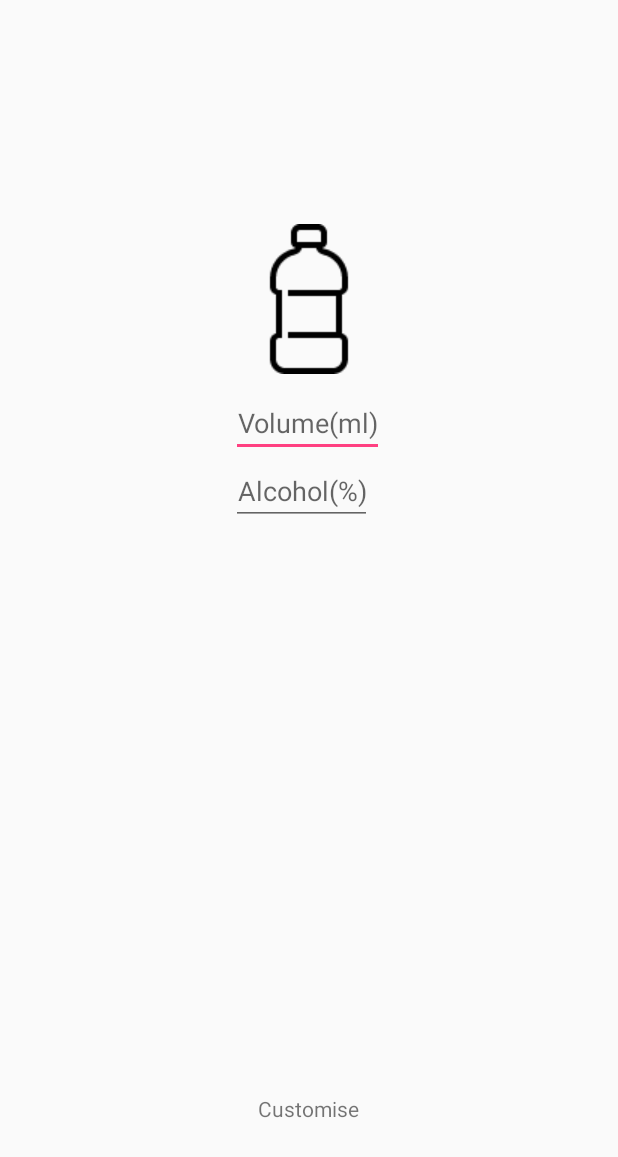
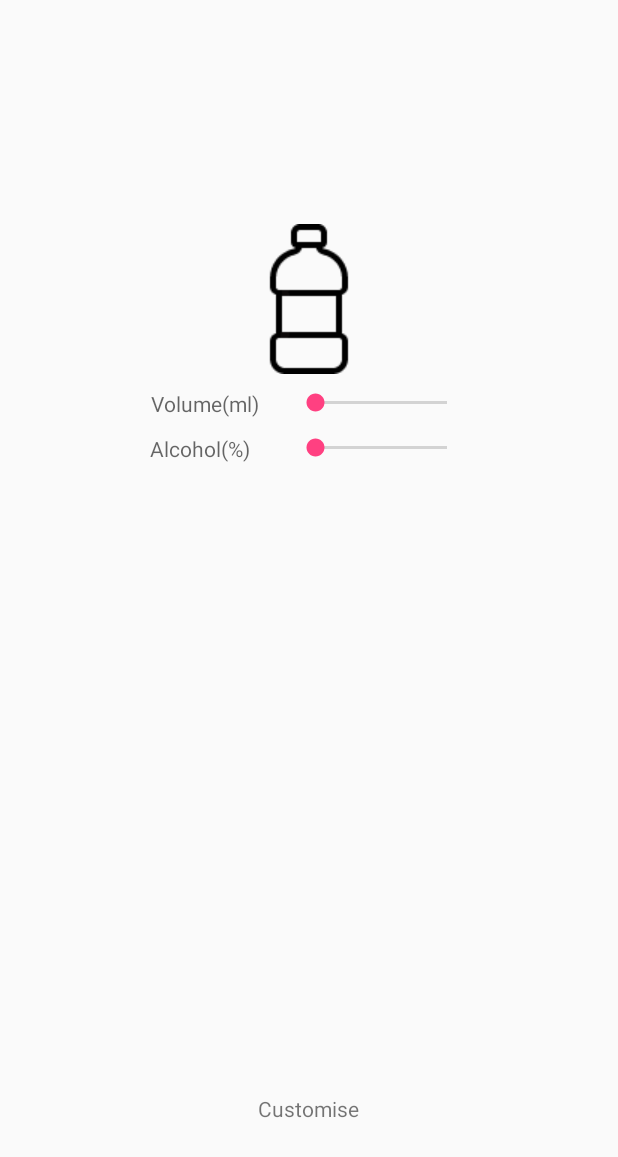
Before and after one commit to billprig/TabLayoutWithViewPager, an Android app: the fragment CustomFragment shown on its own in the app's theme, on a phone screen of 412 x 824 dp. Shown: the top 1157 px of the screen. Run offline under Robolectric (Android 15) with nearby library versions, the light colour scheme and no system bars.

Commit message:
fragment_custom
Added Seekbar for alcohol and quantity

```diff
--- a/app/src/main/java/roy/tablayoutwithviewpager/CustomFragment.java
+++ b/app/src/main/java/roy/tablayoutwithviewpager/CustomFragment.java
@@ -5,12 +5,20 @@ import android.support.v4.app.Fragment;
 import android.view.LayoutInflater;
 import android.view.View;
 import android.view.ViewGroup;
+import android.widget.ImageButton;
+import android.widget.SeekBar;
+import android.widget.TextView;
+import android.widget.SeekBar.OnSeekBarChangeListener;
 
 /**
  * Created by billprig on 23/05/16.
  */
 public class CustomFragment  extends Fragment {
 
+   private TextView posotita;
+   private TextView Alcohol;
+   private ImageButton imagePosotita;
+   private View myFragmentView;
 
    public CustomFragment() {
       // Required empty public constructor
@@ -20,9 +28,93 @@ public class CustomFragment  extends Fragment {
    @Override
    public View onCreateView(LayoutInflater inflater, ViewGroup container,
                             Bundle savedInstanceState) {
+      myFragmentView = inflater.inflate(R.layout.fragment_custom, container, false);
+      posotita = (TextView) myFragmentView.findViewById(R.id.setVolume);
+      Alcohol = (TextView) myFragmentView.findViewById(R.id.setAlcohol);
+      imagePosotita = (ImageButton) myFragmentView.findViewById(R.id.bottle);
+
+      // set PosotitaSeekBar's OnSeekBarChangeListener
+      SeekBar seekBarPosotita =
+         (SeekBar) myFragmentView.findViewById(R.id.seekBarPosotita);
+      seekBarPosotita.setOnSeekBarChangeListener(PosotitaSeekBarListener);
+
+      //set AlcoholSeekBar's OnSeekBarChangeListener
+      SeekBar seekBarAlcohol =
+         (SeekBar) myFragmentView.findViewById(R.id.seekBarAlcohol);
+      seekBarAlcohol.setOnSeekBarChangeListener(AlcoholSeekBarListener);
+
       // Inflate the layout for this fragment
-      return inflater.inflate(R.layout.fragment_custom, container, false);
+      return myFragmentView;
+
    }
 
 
+
+
+
+   private void updateCustom(int progress)
+   {
+      //progress is the volume(ml) of the bottle
+
+      posotita.setText("Volume(ml) : "+String.valueOf(progress));
+
+      if(progress==0)imagePosotita.setBackgroundResource(R.drawable.waterbottle);
+      else if (progress<=93) imagePosotita.setBackgroundResource(R.drawable.waterbottle62_5ml);
+      else if (progress<=188 && progress>93) imagePosotita.setBackgroundResource(R.drawable.waterbottle125ml);
+      else if (progress<=375 && progress>188)imagePosotita.setBackgroundResource(R.drawable.waterbottle250ml);
+      else if (progress<=625 && progress>375)imagePosotita.setBackgroundResource(R.drawable.waterbottle500ml);
+      else if (progress<=875 && progress>625)imagePosotita.setBackgroundResource(R.drawable.waterbottle750ml);
+      else imagePosotita.setBackgroundResource(R.drawable.waterbottlefull);
+
+
+
+   } // end method updateCustom
+
+   //PosotikaSeekBar's OnSeekBarChangeListener
+   private OnSeekBarChangeListener PosotitaSeekBarListener =
+      new OnSeekBarChangeListener()
+      {
+         @Override
+         public void onProgressChanged(SeekBar seekBar, int progress,
+                                       boolean fromUser)
+         {
+            updateCustom(progress); // update the bottle image
+         }
+         // end method onProgressChanged
+
+         @Override
+         public void onStartTrackingTouch(SeekBar seekBar)
+         {
+         } // end method onStartTrackingTouch
+
+         @Override
+         public void onStopTrackingTouch(SeekBar seekBar)
+         {
+         } // end method onStopTrackingTouch
+      }; // end OnSeekBarChangeListener
+
+   //AlcoholSeekBar's OnSeekBarChangeListener
+   private OnSeekBarChangeListener AlcoholSeekBarListener =
+      new OnSeekBarChangeListener()
+      {
+         // update customPercent, then call updateCustom
+         @Override
+         public void onProgressChanged(SeekBar seekBar, int progress,
+                                       boolean fromUser)
+         {
+            Alcohol.setText("Alcohol : "+String.valueOf(progress)+"%");
+         } // end method onProgressChanged
+
+         @Override
+         public void onStartTrackingTouch(SeekBar seekBar)
+         {
+         } // end method onStartTrackingTouch
+
+         @Override
+         public void onStopTrackingTouch(SeekBar seekBar)
+         {
+         } // end method onStopTrackingTouch
+      }; // end OnSeekBarChangeListener
+
+
 }
--- a/app/src/main/res/layout/fragment_custom.xml
+++ b/app/src/main/res/layout/fragment_custom.xml
@@ -24,31 +24,50 @@
         android:layout_centerHorizontal="true"
         android:layout_marginBottom="10dp"/>
 
-    <EditText
+    <TextView
         android:layout_width="wrap_content"
         android:layout_height="wrap_content"
         android:id="@+id/setVolume"
-        android:editable="true"
+        android:editable="false"
         android:hint="@string/set_volume"
         android:inputType="numberDecimal"
         android:textAlignment="center"
         android:layout_below="@+id/bottle"
-        android:layout_alignRight="@+id/bottle"
-        />
+        android:layout_toLeftOf="@+id/customisetxt"
+        android:layout_toStartOf="@+id/customisetxt"/>
 
-    <EditText
+    <TextView
         android:layout_width="wrap_content"
         android:layout_height="wrap_content"
         android:id="@+id/setAlcohol"
-        android:layout_below="@+id/setVolume"
         android:hint="@string/set_alcohol"
         android:inputType="number"
-        android:editable="true"
+        android:editable="false"
         android:textAlignment="center"
+        android:layout_below="@+id/seekBarPosotita"
         android:layout_alignLeft="@+id/setVolume"
         android:layout_alignStart="@+id/setVolume"
-        android:layout_alignRight="@+id/bottle"
-        />
+        android:layout_marginTop="12dp"/>
+
+    <SeekBar
+        android:layout_width="120dp"
+        android:layout_height="wrap_content"
+        android:id="@+id/seekBarPosotita"
+        android:max="1000"
+        android:layout_marginLeft="22dp"
+        android:layout_marginStart="22dp"
+        android:layout_alignTop="@+id/setVolume"
+        android:layout_toRightOf="@+id/setVolume"
+        android:layout_toEndOf="@+id/setVolume"/>
+
+    <SeekBar
+        android:layout_width="120dp"
+        android:layout_height="wrap_content"
+        android:id="@+id/seekBarAlcohol"
+        android:max="100"
+        android:layout_alignTop="@+id/setAlcohol"
+        android:layout_alignLeft="@+id/seekBarPosotita"
+        android:layout_alignStart="@+id/seekBarPosotita"/>
 
 
 </RelativeLayout>
```
Also changed, not shown: app/src/main/res/drawable/waterbottle.png, app/src/main/res/drawable/waterbottle125ml.png (added), app/src/main/res/drawable/waterbottle250ml.png (added), app/src/main/res/drawable/waterbottle500ml.png (added), app/src/main/res/drawable/waterbottle62_5ml.png (added), app/src/main/res/drawable/waterbottle750ml.png (added), app/src/main/res/drawable/waterbottlefull.png (added).
